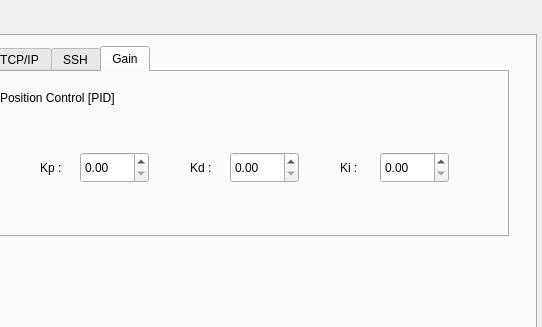
Above: QTcp_example/ui/plotnetworkdata.ui from BreadOak/TCP-IP_Test before the change; both pictures show x 774 to 1316 and y 0 to 327 of the 1316 by 756 pixel window. Below: the same form after it.
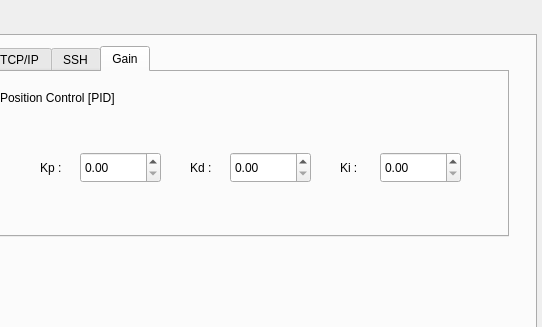
That is the form after the change. The open tabs and pages were chosen to show the change. Custom widgets are drawn as their Qt base class.

Diff of the .ui file:
```diff
--- a/QTcp_example/ui/plotnetworkdata.ui
+++ b/QTcp_example/ui/plotnetworkdata.ui
@@ -645,7 +645,7 @@
            <rect>
             <x>80</x>
             <y>70</y>
-            <width>69</width>
+            <width>81</width>
             <height>31</height>
            </rect>
           </property>
@@ -681,7 +681,7 @@
            <rect>
             <x>230</x>
             <y>70</y>
-            <width>69</width>
+            <width>81</width>
             <height>31</height>
            </rect>
           </property>
@@ -691,7 +691,7 @@
            <rect>
             <x>380</x>
             <y>70</y>
-            <width>69</width>
+            <width>81</width>
             <height>31</height>
            </rect>
           </property>
```
Left out of the diff: 16 changed lines with no effect on the pictures.
